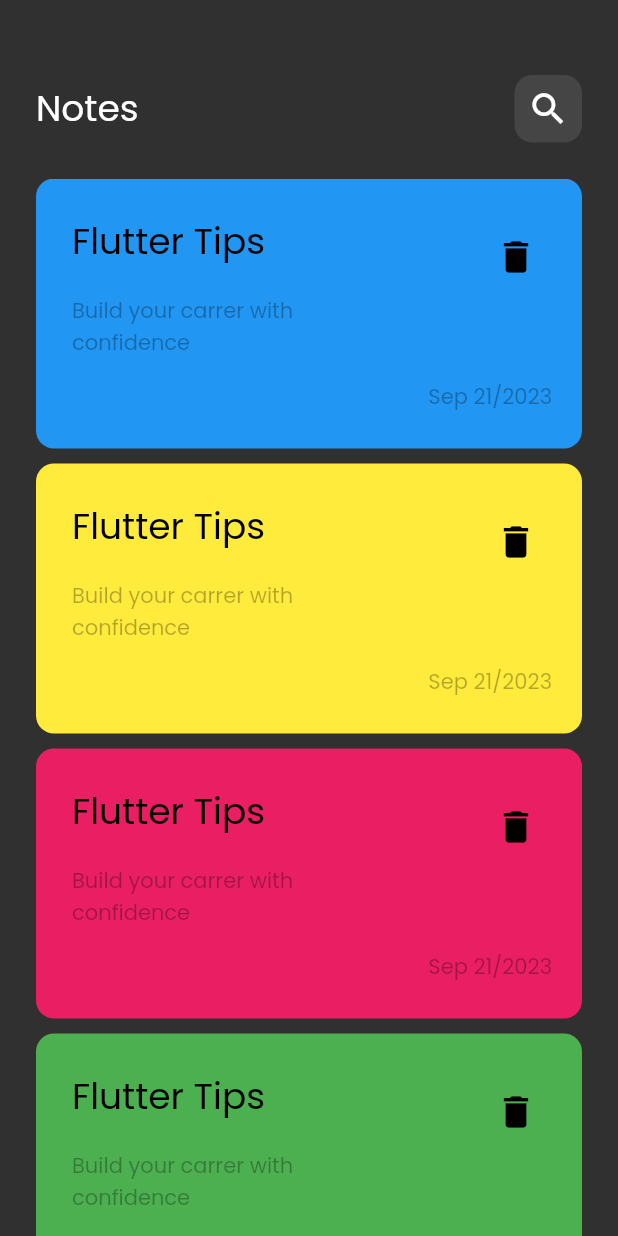
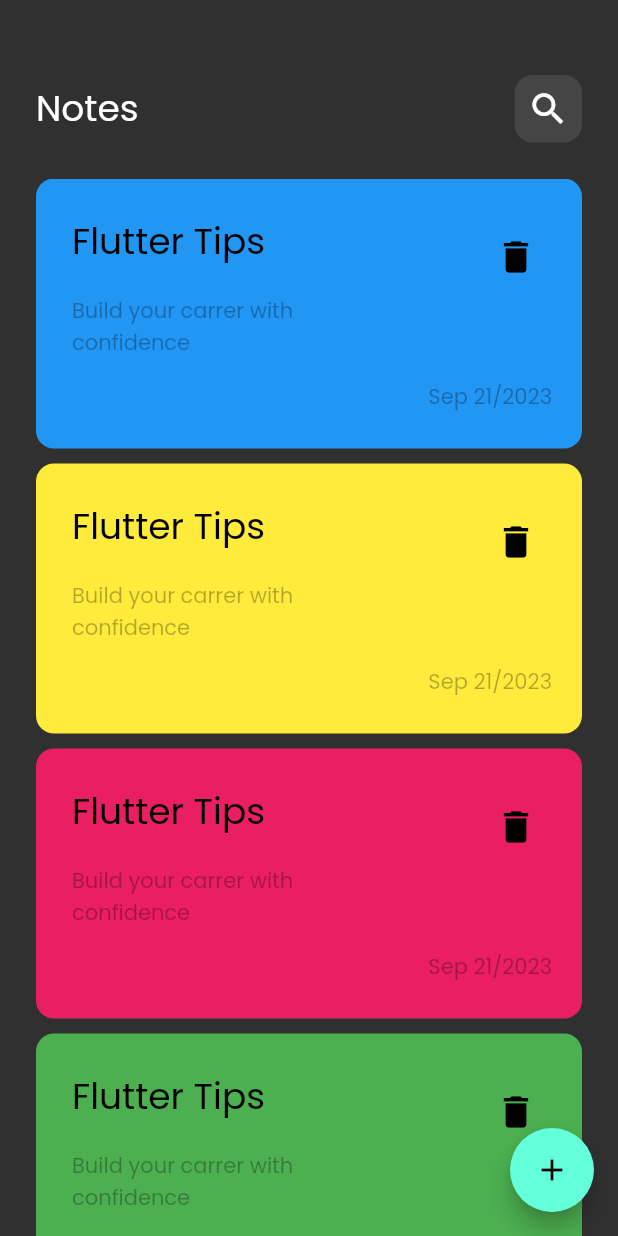
Before and after one commit to MohaamedHamdy/notes_app_hive, a Flutter app: the screen it shows after launch, on a phone screen of 412 x 824 dp. Run offline on Flutter 3.47's test engine with Material 2 defaults, Android fonts, the phone set to English and light mode, and no system bars.

Commit message:
floating action button added

```diff
--- a/lib/views/notes_view.dart
+++ b/lib/views/notes_view.dart
@@ -9,6 +9,24 @@ class NotesScreen extends StatelessWidget {
   Widget build(BuildContext context) {
     return const Scaffold(
       body: NotesScreenBody(),
+      floatingActionButton: CustomFloatingActionButton(),
     );
   }
 }
+
+class CustomFloatingActionButton extends StatelessWidget {
+  const CustomFloatingActionButton({super.key});
+
+  @override
+  Widget build(BuildContext context) {
+    return FloatingActionButton(
+      onPressed: () {},
+      child: const Center(
+        child: Icon(
+          Icons.add,
+          color: Colors.black,
+        ),
+      ),
+    );
+  }
+}
```
